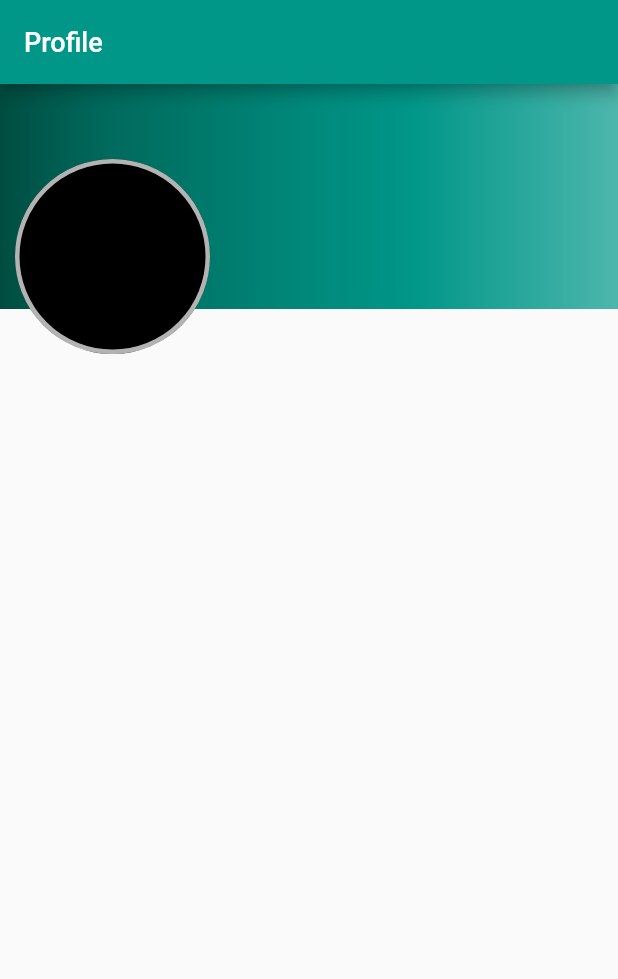
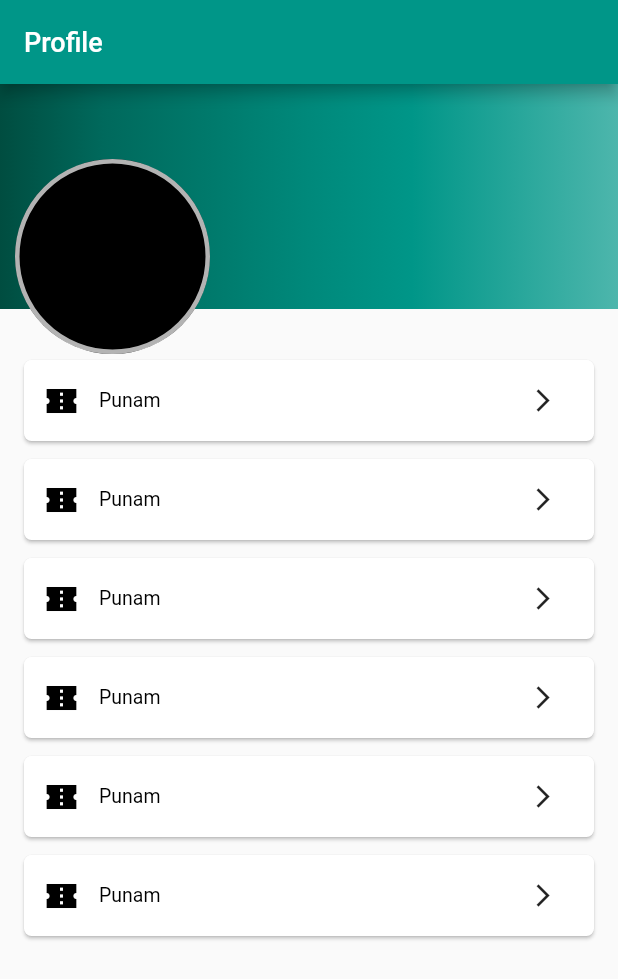
Before and after one commit to Delarram/flutter-collection, a Flutter app: the screen it shows after launch, on a phone screen of 412 x 824 dp. Shown: the top 979 px of the screen. Run offline on Flutter 3.47's test engine with Material 2 defaults, Android fonts, the phone set to English and light mode, and no system bars; Roboto replaces fonts that are missing (poppin).

Commit message:
added profile body section

```diff
--- a/lib/pages/profile_page/account_category_listvo.dart
+++ b/lib/pages/profile_page/account_category_listvo.dart
@@ -1,6 +1,8 @@
+import 'package:flutter/cupertino.dart';
+
 class AccountCategoryListV0{
   String title;
-  String image;
+  IconData icon;
   Function onPress;
-  AccountCategoryListV0(this.title,this.image,this.onPress);
+  AccountCategoryListV0(this.title,this.icon,this.onPress);
 }
--- /dev/null
+++ b/lib/pages/profile_page/dummy_data.dart
@@ -0,0 +1,16 @@
+
+
+import 'package:flutter/material.dart';
+import 'package:fluttercollection/pages/profile_page/account_category_listvo.dart';
+
+class DummyData{
+static List<AccountCategoryListV0> accountCategoryListVO =[
+
+AccountCategoryListV0("Punam",Icons.confirmation_num_sharp, (context){}),
+  AccountCategoryListV0("Punam",Icons.confirmation_num_sharp,(context){}),
+  AccountCategoryListV0("Punam",Icons.confirmation_num_sharp,(context){}),
+  AccountCategoryListV0("Punam",Icons.confirmation_num_sharp,(context){}),
+  AccountCategoryListV0("Punam",Icons.confirmation_num_sharp,(context){}),
+  AccountCategoryListV0("Punam",Icons.confirmation_num_sharp,(context){}),
+];
+}
--- a/lib/pages/profile_page/profile_body_section.dart
+++ b/lib/pages/profile_page/profile_body_section.dart
@@ -1,14 +1,11 @@
 import 'package:flutter/material.dart';
-
 import '../../widget/widget.dart';
 import 'account_category_listvo.dart';
 
-
-
-class SettingWidget extends StatelessWidget {
+class ProfileBodySection extends StatelessWidget {
   final String? text;
   final List<AccountCategoryListV0> itemList;
-  const SettingWidget({
+  const ProfileBodySection({
     Key? key, required this.itemList, this.text,
   }) : super(key: key);
   @override
@@ -28,12 +25,19 @@ class SettingWidget extends StatelessWidget {
               padding:  EdgeInsets.symmetric(horizontal: 10,vertical: 3),
               child: Row(
                 children: [
-                  ImageIcon(AssetImage(itemList[index].image),color: Colors.black,size: 20,
-                  ),SizedBox(width: 10,),
+                  Container(
+                    height: 30,width: 30,
+                    decoration: BoxDecoration(
+                      shape: BoxShape.circle,
+                      color: Colors.white70,
+                    ),
+                    child:Icon(itemList[index].icon,color: Colors.black,),
+                  ),
+                  SizedBox(width: 10,),
                   CustomTextView(text: itemList[index].title,fontSize: 13),
                   const Spacer(),
-                  IconButton(onPressed: () {
-                  }, icon: Icon(Icons.arrow_forward_ios,size: 18,))
+                  IconButton(onPressed: (){
+                  }, icon:const Icon(Icons.arrow_forward_ios,size:18))
                 ],
               ),
             ),
@@ -41,7 +45,7 @@ class SettingWidget extends StatelessWidget {
         );
       }, separatorBuilder: (BuildContext context, int index) {
       return SizedBox(
-          height: 4
+          height: 4,
       );
     },
     );
--- a/lib/pages/profile_page/profile_page.dart
+++ b/lib/pages/profile_page/profile_page.dart
@@ -1,5 +1,7 @@
 import 'package:flutter/cupertino.dart';
 import 'package:flutter/material.dart';
+import 'package:fluttercollection/pages/profile_page/dummy_data.dart';
+import 'package:fluttercollection/pages/profile_page/profile_body_section.dart';
 import 'package:fluttercollection/widget/widget.dart';
 
 class ProfilePage extends StatelessWidget {
@@ -20,7 +22,7 @@ class ProfilePage extends StatelessWidget {
         child: Column(
           children: [
             Stack(
-              clipBehavior:Clip.none ,
+              clipBehavior: Clip.none,
               children: [
                 Container(
                   height: 150,
@@ -45,14 +47,20 @@ class ProfilePage extends StatelessWidget {
                     decoration: BoxDecoration(
                         color: Colors.black,
                         shape: BoxShape.circle,
-                        border: Border.all(width: 3, color: Colors.white70)),
+                        border: Border.all(
+                            width: 3, color: Colors.white70,
+                        ),
+                    ),
                   ),
-                )
+                ),
               ],
             ),
-
+            Padding(
+              padding: const EdgeInsets.symmetric(horizontal: 12,vertical: 30),
+              child: ProfileBodySection(itemList:DummyData.accountCategoryListVO),
+            ),
           ],
-        ),
+        )
       ),
     );
   }
```
